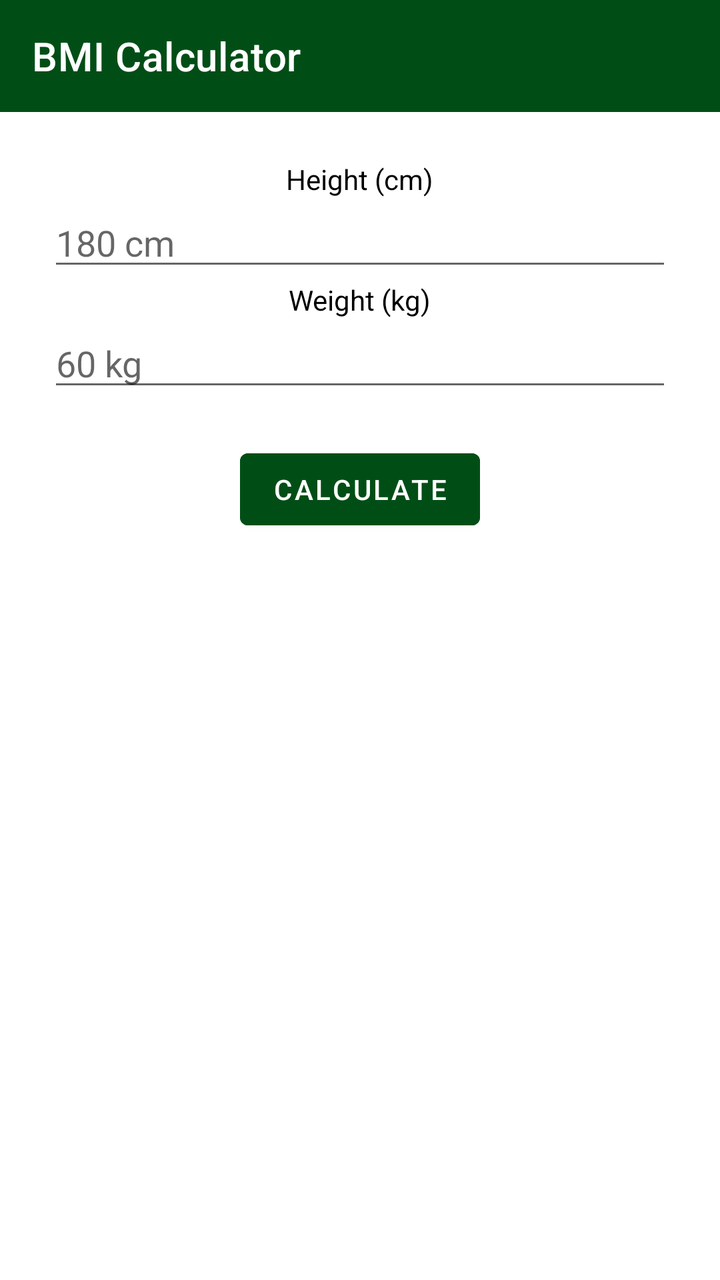
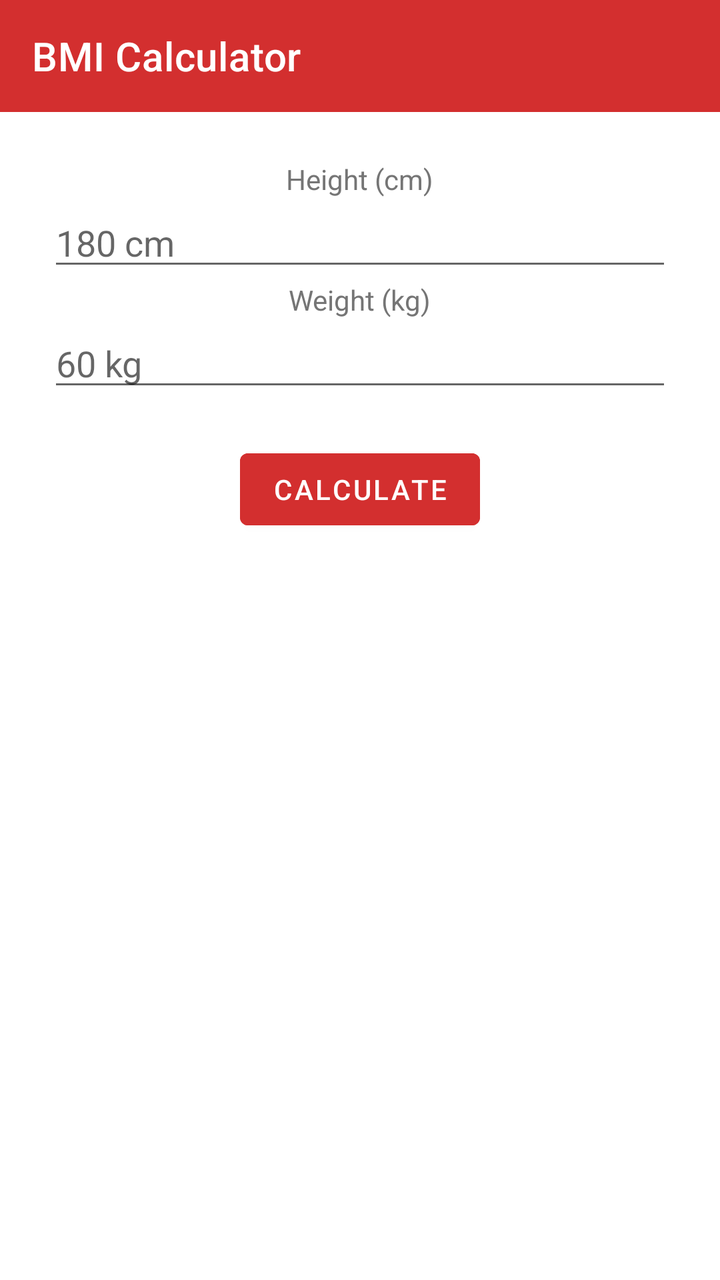

Compare the two renders of this Android layout. The source of the first and the diff that turns it into the second are given below.
<!-- AndroidManifest.xml: application theme Theme.HealthCareProject -->
<!-- res/layout/activity_bmi.xml -->
<?xml version="1.0" encoding="utf-8"?>
<LinearLayout xmlns:android="http://schemas.android.com/apk/res/android"
    xmlns:app="http://schemas.android.com/apk/res-auto"
    android:orientation="vertical"
    android:layout_width="match_parent"
    android:layout_height="match_parent">

    <androidx.appcompat.widget.Toolbar
        android:id="@+id/bmiToolbar"
        android:layout_width="match_parent"
        android:layout_height="?attr/actionBarSize"
        android:background="@color/olive"
        android:gravity="center"
        app:titleTextColor="@color/white"
        app:title="BMI Calculator"/>
    <LinearLayout
        android:layout_gravity="center"
        android:gravity="center"
        android:layout_width="match_parent"
        android:layout_height="wrap_content"
        android:orientation="vertical"
        android:padding="24dp">

        <TextView
            android:layout_width="wrap_content"
            android:layout_height="wrap_content"
            android:text="Height (cm)"
            android:textSize="14sp"
            android:textColor="@color/black" />

        <EditText
            android:id="@+id/heightBMI"
            android:layout_width="match_parent"
            android:layout_height="wrap_content"
            android:inputType="numberDecimal"
            android:hint="180 cm" />

        <TextView
            android:layout_width="wrap_content"
            android:layout_height="wrap_content"
            android:text="Weight (kg)"
            android:textSize="14sp"
            android:textColor="@color/black" />

        <EditText
            android:id="@+id/weightBMI"
            android:layout_width="match_parent"
            android:layout_height="wrap_content"
            android:inputType="numberDecimal"
            android:hint="60 kg" />

        <Button
            android:id="@+id/calculateButton"
            android:layout_width="wrap_content"
            android:layout_height="wrap_content"
            android:layout_marginTop="20dp"
            android:backgroundTint="@color/olive"
            android:textColor="@color/white"
            android:text="Calculate" />

        <TextView
            android:id="@+id/bmiResult"
            android:layout_width="match_parent"
            android:layout_height="wrap_content"
            android:layout_marginTop="24dp"
            android:textSize="18sp"
            android:textStyle="bold"
            android:textColor="@color/black" />

        <TextView
            android:id="@+id/bmiCategory"
            android:layout_width="match_parent"
            android:layout_height="wrap_content"
            android:layout_marginTop="4dp"
            android:textSize="14sp"
            android:textColor="@color/black" />

    </LinearLayout>

</LinearLayout>
<!-- resources referenced by this layout -->
<resources>
  <color name="black">#FF000000</color>
  <color name="olive">#004E16</color>
  <color name="white">#FFFFFFFF</color>
  <style name="Theme.HealthCareProject" parent="Theme.MaterialComponents.DayNight.NoActionBar">
          
          <item name="colorPrimary">@color/olive</item>
          <item name="colorPrimaryVariant">@color/olive</item>
          <item name="colorOnPrimary">@color/white</item>
          
          <item name="colorSecondary">@color/deepSkyBlue</item>
          <item name="colorSecondaryVariant">@color/orange</item>
          <item name="colorOnSecondary">@color/yellow</item>
          <item name="colorControlActivated">@color/deepSkyBlue</item>
          
          <item name="android:statusBarColor">?attr/colorPrimaryVariant</item>
          
  
      </style>
  <color name="deepSkyBlue">#00BFFF</color>
  <color name="orange">#FFA500</color>
  <color name="yellow">#FFFF00</color>
</resources>

<!-- the commit's change to res/layout/activity_bmi.xml (unified diff, before → after) -->
@@ -9,7 +9,7 @@
         android:id="@+id/bmiToolbar"
         android:layout_width="match_parent"
         android:layout_height="?attr/actionBarSize"
-        android:background="@color/olive"
+        android:background="@color/c_red"
         android:gravity="center"
         app:titleTextColor="@color/white"
         app:title="BMI Calculator"/>
@@ -26,7 +26,7 @@
             android:layout_height="wrap_content"
             android:text="Height (cm)"
             android:textSize="14sp"
-            android:textColor="@color/black" />
+            android:textColor="@color/grey" />
 
         <EditText
             android:id="@+id/heightBMI"
@@ -40,7 +40,7 @@
             android:layout_height="wrap_content"
             android:text="Weight (kg)"
             android:textSize="14sp"
-            android:textColor="@color/black" />
+            android:textColor="@color/grey" />
 
         <EditText
             android:id="@+id/weightBMI"
@@ -54,7 +54,7 @@
             android:layout_width="wrap_content"
             android:layout_height="wrap_content"
             android:layout_marginTop="20dp"
-            android:backgroundTint="@color/olive"
+            android:backgroundTint="@color/c_red"
             android:textColor="@color/white"
             android:text="Calculate" />
 
@@ -65,7 +65,7 @@
             android:layout_marginTop="24dp"
             android:textSize="18sp"
             android:textStyle="bold"
-            android:textColor="@color/black" />
+            android:textColor="@color/grey" />
 
         <TextView
             android:id="@+id/bmiCategory"
@@ -73,7 +73,7 @@
             android:layout_height="wrap_content"
             android:layout_marginTop="4dp"
             android:textSize="14sp"
-            android:textColor="@color/black" />
+            android:textColor="@color/grey" />
 
     </LinearLayout>
 
<!-- resource entries referenced after the edit -->
@@ -1,25 +1,26 @@
 <!-- resources referenced by this layout -->
 <resources>
-  <color name="black">#FF000000</color>
-  <color name="olive">#004E16</color>
-  <color name="white">#FFFFFFFF</color>
+  <color name="c_red">#D32F2F</color>
+  <color name="grey">#757575</color>
+  <color name="white">#FFFFFF</color>
   <style name="Theme.HealthCareProject" parent="Theme.MaterialComponents.DayNight.NoActionBar">
           
-          <item name="colorPrimary">@color/olive</item>
-          <item name="colorPrimaryVariant">@color/olive</item>
+          <item name="colorPrimary">@color/c_red</item>
+          <item name="colorPrimaryVariant">@color/c_red</item>
           <item name="colorOnPrimary">@color/white</item>
           
-          <item name="colorSecondary">@color/deepSkyBlue</item>
-          <item name="colorSecondaryVariant">@color/orange</item>
-          <item name="colorOnSecondary">@color/yellow</item>
-          <item name="colorControlActivated">@color/deepSkyBlue</item>
+          <item name="colorSecondary">@color/c_red</item>
+          <item name="colorSecondaryVariant">@color/c_red</item>
+          <item name="colorOnSecondary">@color/white</item>
+          <item name="colorControlActivated">@color/c_red</item>
           
-          <item name="android:statusBarColor">?attr/colorPrimaryVariant</item>
+          <item name="android:statusBarColor">@color/c_red</item>
           
   
+          <item name="android:actionOverflowButtonStyle">@style/ThreedotColor</item>
       </style>
-  <color name="deepSkyBlue">#00BFFF</color>
-  <color name="orange">#FFA500</color>
-  <color name="yellow">#FFFF00</color>
+  <style name="ThreedotColor" parent="Widget.AppCompat.ActionButton.Overflow">
+          <item name="tint">@color/white</item>
+      </style>
 </resources>
 
